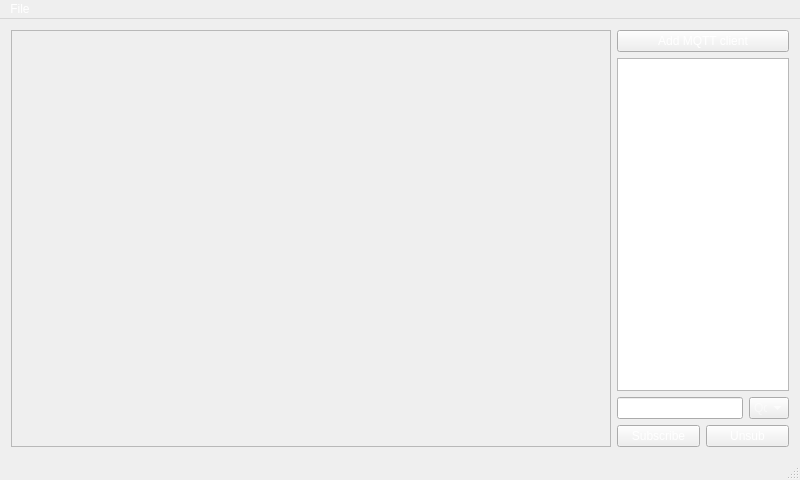
Before: the Qt Designer form src/gui/mainwindow.ui in bogspin/rpi-telemetry, drawn with Qt 5.
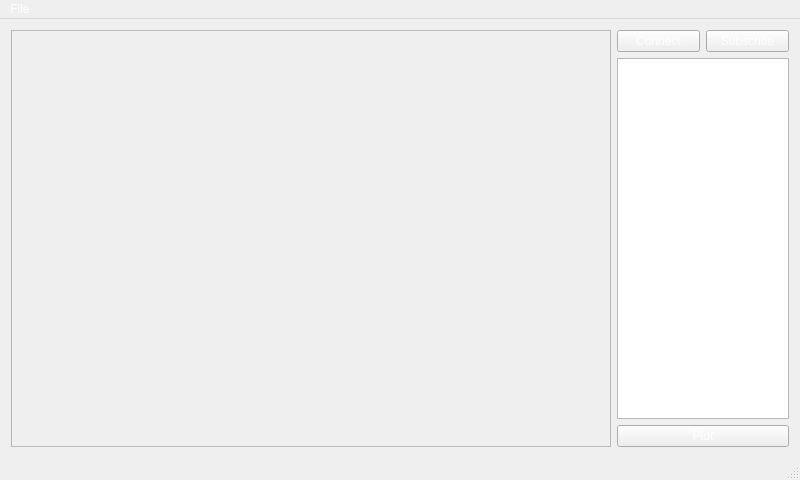
After: the same form once the commit is applied. Custom widgets are drawn as their Qt base class.

Commit message: Plot data queried from database in a simple graph

Patch:
```diff
--- a/src/gui/mainwindow.ui
+++ b/src/gui/mainwindow.ui
@@ -27,6 +27,58 @@
   </property>
   <widget class="QWidget" name="centralWidget">
    <layout class="QGridLayout" name="gridLayout_2">
+    <item row="0" column="2">
+     <layout class="QVBoxLayout" name="verticalLayout">
+      <item>
+       <layout class="QHBoxLayout" name="horizontalLayout_3">
+        <property name="bottomMargin">
+         <number>0</number>
+        </property>
+        <item>
+         <widget class="QPushButton" name="connectButton">
+          <property name="styleSheet">
+           <string notr="true">color: rgb(255, 255, 255);</string>
+          </property>
+          <property name="text">
+           <string>Connect</string>
+          </property>
+         </widget>
+        </item>
+        <item>
+         <widget class="QPushButton" name="subscribeButton">
+          <property name="styleSheet">
+           <string notr="true">color: rgb(255, 255, 255);</string>
+          </property>
+          <property name="text">
+           <string>Subscribe</string>
+          </property>
+         </widget>
+        </item>
+       </layout>
+      </item>
+      <item>
+       <widget class="QTreeView" name="configTree">
+        <property name="styleSheet">
+         <string notr="true">color: rgb(255, 255, 255);</string>
+        </property>
+       </widget>
+      </item>
+      <item>
+       <layout class="QHBoxLayout" name="horizontalLayout">
+        <item>
+         <widget class="QPushButton" name="plotButton">
+          <property name="styleSheet">
+           <string notr="true">color: rgb(255, 255, 255);</string>
+          </property>
+          <property name="text">
+           <string>Plot</string>
+          </property>
+         </widget>
+        </item>
+       </layout>
+      </item>
+     </layout>
+    </item>
     <item row="0" column="0">
      <widget class="QFrame" name="frame">
       <property name="minimumSize">
@@ -62,87 +114,6 @@
       </widget>
      </widget>
     </item>
-    <item row="0" column="1">
-     <layout class="QVBoxLayout" name="verticalLayout">
-      <item>
-       <widget class="QPushButton" name="addBroker">
-        <property name="styleSheet">
-         <string notr="true">color: rgb(255, 255, 255);</string>
-        </property>
-        <property name="text">
-         <string>Add MQTT client</string>
-        </property>
-       </widget>
-      </item>
-      <item>
-       <widget class="QTreeView" name="configTree">
-        <property name="styleSheet">
-         <string notr="true">color: rgb(255, 255, 255);</string>
-        </property>
-       </widget>
-      </item>
-      <item>
-       <layout class="QHBoxLayout" name="horizontalLayout_2">
-        <property name="topMargin">
-         <number>0</number>
-        </property>
-        <item>
-         <widget class="QLineEdit" name="topicEdit">
-          <property name="styleSheet">
-           <string notr="true">color: rgb(255, 255, 255);</string>
-          </property>
-          <property name="placeholderText">
-           <string>topic</string>
-          </property>
-         </widget>
-        </item>
-        <item>
-         <widget class="QComboBox" name="comboQoS">
-          <property name="maximumSize">
-           <size>
-            <width>40</width>
-            <height>16777215</height>
-           </size>
-          </property>
-          <property name="styleSheet">
-           <string notr="true">color: rgb(255, 255, 255);</string>
-          </property>
-          <property name="currentText">
-           <string/>
-          </property>
-          <property name="placeholderText">
-           <string>QoS</string>
-          </property>
-         </widget>
-        </item>
-       </layout>
-      </item>
-      <item>
-       <layout class="QHBoxLayout" name="horizontalLayout">
-        <item>
-         <widget class="QPushButton" name="subscribeButton">
-          <property name="styleSheet">
-           <string notr="true">color: rgb(255, 255, 255);</string>
-          </property>
-          <property name="text">
-           <string>Subscribe</string>
-          </property>
-         </widget>
-        </item>
-        <item>
-         <widget class="QPushButton" name="unsubscribeButton">
-          <property name="styleSheet">
-           <string notr="true">color: rgb(255, 255, 255);</string>
-          </property>
-          <property name="text">
-           <string>Unsub</string>
-          </property>
-         </widget>
-        </item>
-       </layout>
-      </item>
-     </layout>
-    </item>
    </layout>
   </widget>
   <widget class="QMenuBar" name="menuBar">
```
The commit also changes 7 other files.
